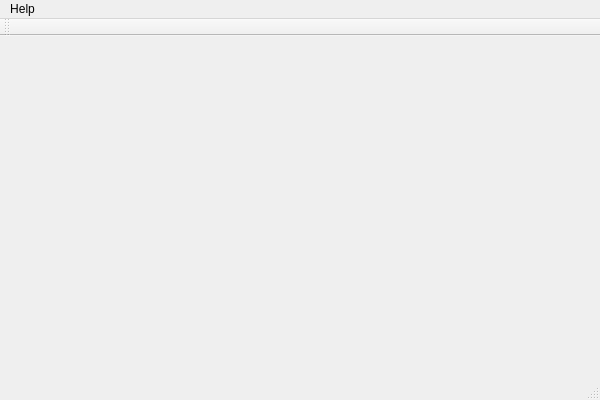
Qt form BrillouinAcquisition/BrillouinAcquisition.ui (BrillouinMicroscopy/BrillouinAcquisition) before a commit.
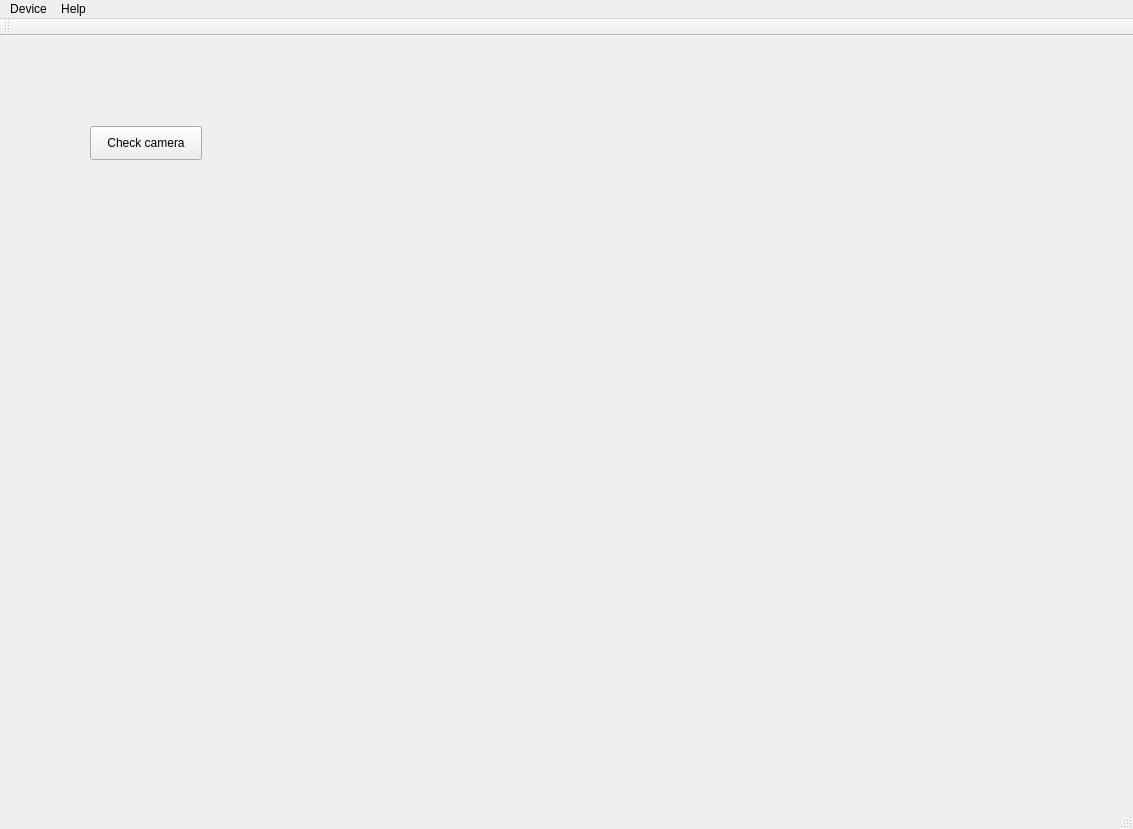
The same form after that commit.

Commit message: Add andor SDK files and function to check cam serial number

The edit to the form file:
```diff
--- a/BrillouinAcquisition/BrillouinAcquisition.ui
+++ b/BrillouinAcquisition/BrillouinAcquisition.ui
@@ -6,20 +6,34 @@
    <rect>
     <x>0</x>
     <y>0</y>
-    <width>600</width>
-    <height>400</height>
+    <width>1133</width>
+    <height>829</height>
    </rect>
   </property>
   <property name="windowTitle">
    <string>BrillouinAcquisition</string>
   </property>
-  <widget class="QWidget" name="centralWidget"/>
+  <widget class="QWidget" name="centralWidget">
+   <widget class="QPushButton" name="cameraButton">
+    <property name="geometry">
+     <rect>
+      <x>90</x>
+      <y>90</y>
+      <width>112</width>
+      <height>34</height>
+     </rect>
+    </property>
+    <property name="text">
+     <string>Check camera</string>
+    </property>
+   </widget>
+  </widget>
   <widget class="QMenuBar" name="menuBar">
    <property name="geometry">
     <rect>
      <x>0</x>
      <y>0</y>
-     <width>600</width>
+     <width>1133</width>
      <height>31</height>
     </rect>
    </property>
@@ -29,6 +43,13 @@
     </property>
     <addaction name="actionAbout"/>
    </widget>
+   <widget class="QMenu" name="menuDevice">
+    <property name="title">
+     <string>Device</string>
+    </property>
+    <addaction name="actionConnect_Camera"/>
+   </widget>
+   <addaction name="menuDevice"/>
    <addaction name="menuHelp"/>
   </widget>
   <widget class="QToolBar" name="mainToolBar">
```
Left out of the diff: 5 changed lines with no effect on the pictures. The commit also changes 6 other files.
